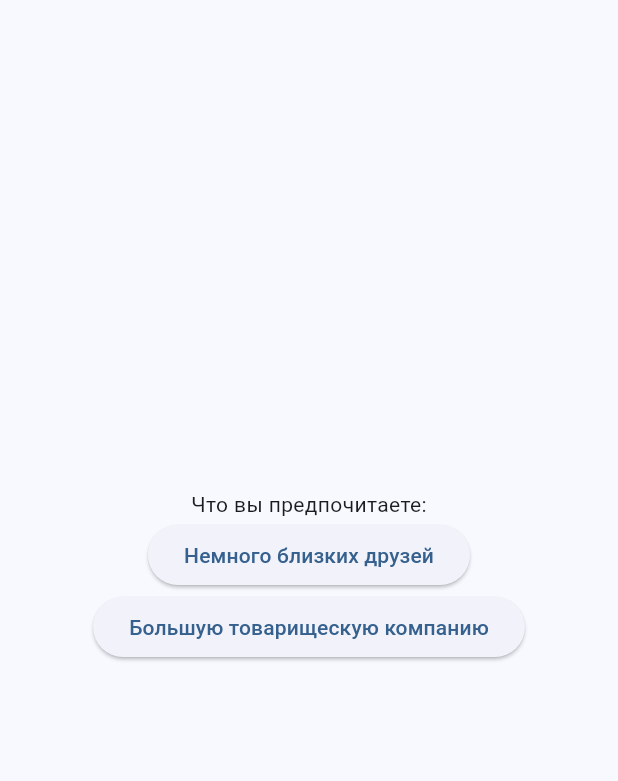
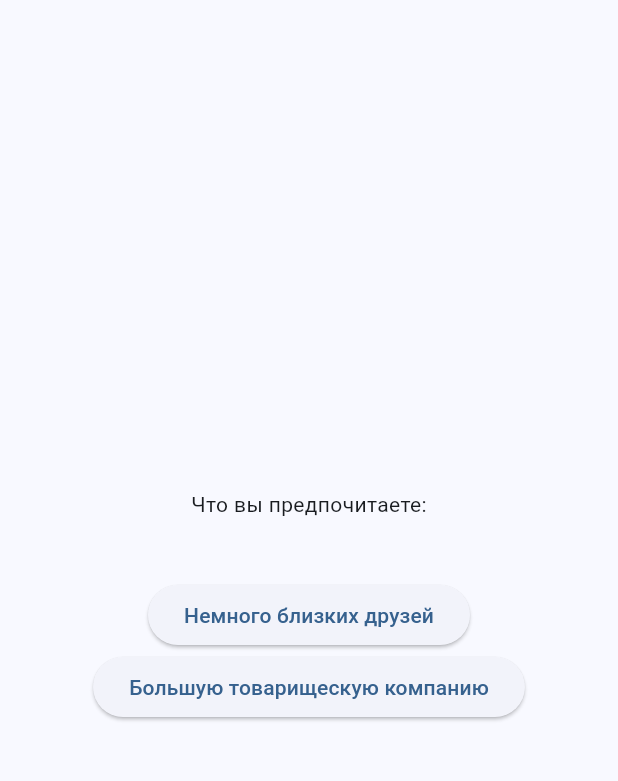
Before and after one commit to RimidalU/jung-personality-type-test, a Flutter app: the screen it shows after launch, on a phone screen of 412 x 824 dp, the part 84-865 px from its top. Run offline on Flutter 3.47's test engine with Material 2 defaults, Android fonts, the light colour scheme and no system bars.

Commit message:
feat: implement change display questions

```diff
--- a/lib/main.dart
+++ b/lib/main.dart
@@ -34,6 +34,13 @@ class _HomePage extends State<HomePage> {
   var _questionIndex = 0;
   var _totalScore = 0;
 
+  void handleAnswer(int score) {
+    _totalScore += score;
+    setState(() {
+      _questionIndex++;
+    });
+  }
+
   @override
   Widget build(BuildContext context) {
     return Scaffold(
@@ -42,19 +49,22 @@ class _HomePage extends State<HomePage> {
           title: const Text('Опросник Юнга.'),
         ),
         body: Center(
-            child: Column(
-          mainAxisAlignment: MainAxisAlignment.center,
-          children: [
-            Text(constants.questions[_questionIndex]['question'] as String),
+          child: _questionIndex < constants.questions.length
+              ? Column(mainAxisAlignment: MainAxisAlignment.center, children: [
+                  Padding(
+                      padding: const EdgeInsets.symmetric(
+                          horizontal: 25, vertical: 40),
+                      child: Text(constants.questions[_questionIndex]
+                          ['question'] as String)),
                   ...(constants.questions[_questionIndex]['answers']
                           as List<Map<String, Object>>)
                       .map((item) => ElevatedButton(
-                      onPressed: () {},
+                            onPressed: () => handleAnswer(item['score'] as int),
                             child: Text(item['text'] as String),
                           ))
                       .toList(),
-            // Text(constants.psychoTypes['extravert'] as String),
-          ],
-        )));
+                ])
+              : Text(_totalScore.toString()),
+        ));
   }
 }
```
Lines whose indentation alone changed are shown as unchanged.
